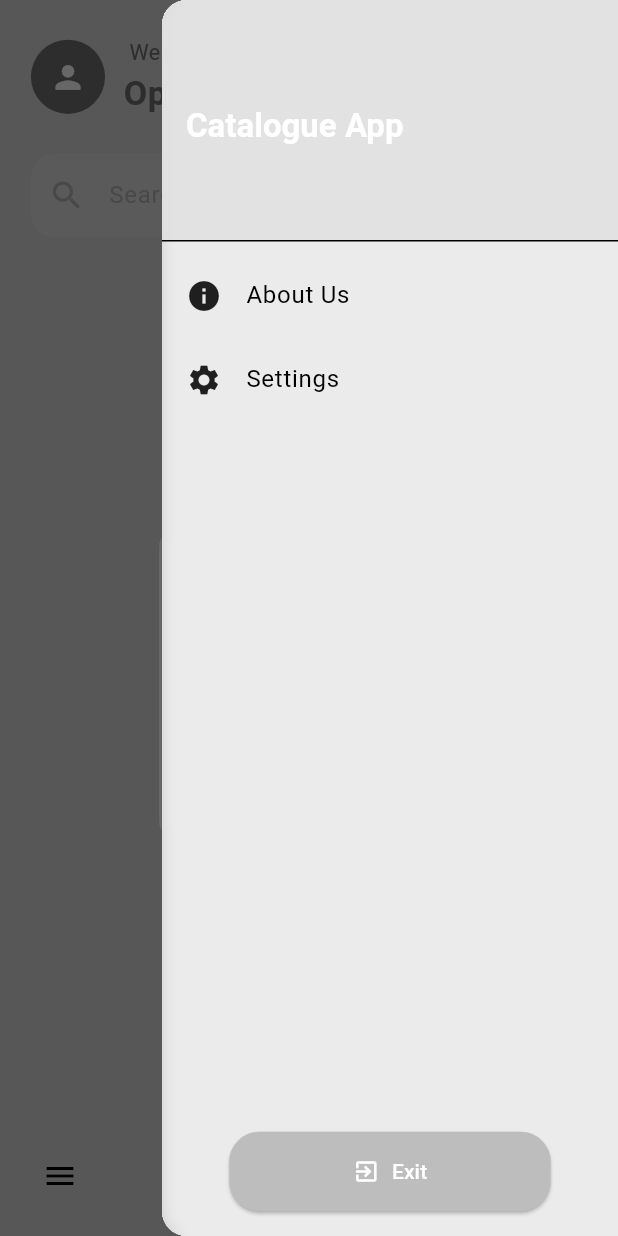
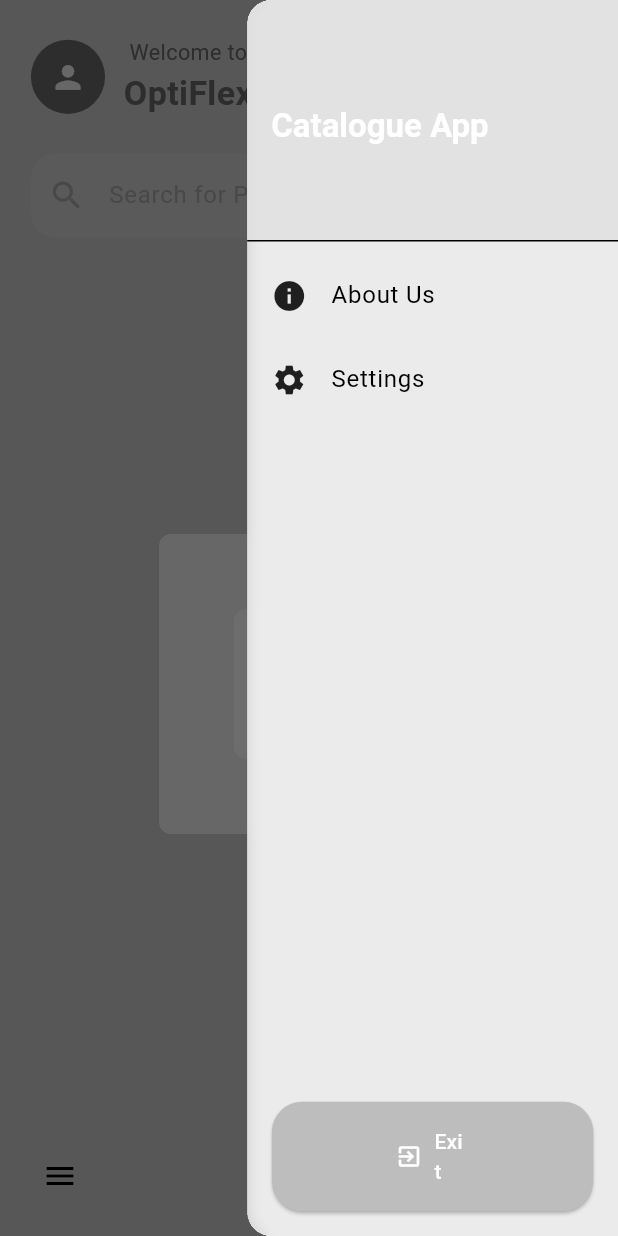
Before and after one commit to zeofr/ShopSift, a Flutter app: the screen it shows after launch, in the side drawer, after a tap on the "menu" icon, on a phone screen of 412 x 824 dp. Run offline on Flutter 3.47's test engine with Material 3 defaults, Android fonts, the phone set to English and light mode, and no system bars; our stand-ins replace hive_flutter; accounts and stored records are empty.

Commit message:
Added dev_dependencies like hive_generator,build:runner,path_provider. Imported path_provider.dart file to main.dart , added FutureBuilder in home and async features ,plus Hive open and close box .Stateless widget of MyApp converted to Stateful widget. Made the width of drawer dynamic to screen resolution but did not fix the drawer open button's size

```diff
--- a/lib/components/custom_drawer.dart
+++ b/lib/components/custom_drawer.dart
@@ -10,6 +10,7 @@ class CustomDrawer extends StatelessWidget {
     final screenWidth = MediaQuery.of(context).size.width;
 
     return Drawer(
+      width: screenWidth*.6,
       child: Stack(
         children: [
           // Blurred background
--- a/lib/main.dart
+++ b/lib/main.dart
@@ -2,6 +2,7 @@
 import 'package:flutter/material.dart';
 import 'package:flutter/services.dart';
 import 'package:hive_flutter/adapters.dart';
+import 'package:path_provider/path_provider.dart' as path_provider;
 
 
 //importing components dart files:
@@ -21,6 +22,7 @@ import 'package:provider/provider.dart';
 
 Future<void> main() async {
   WidgetsFlutterBinding.ensureInitialized(); // Ensure binding is initialized
+  final appDocumentDirectory =await  path_provider.getApplicationDocumentsDirectory;
   await Hive.initFlutter();
   await Hive.openBox('shopping_cart');
   SystemChrome.setPreferredOrientations([
@@ -37,19 +39,29 @@ Future<void> main() async {
 }
 
 
-class MyApp extends StatelessWidget
+class MyApp extends StatefulWidget
 {
   const MyApp({super.key});
 
+  @override
+  State<MyApp> createState() => _MyAppState();
+}
+
+class _MyAppState extends State<MyApp> {
   @override
   Widget build(BuildContext context) {
     return MaterialApp(
       debugShowCheckedModeBanner: false,
       title: 'Catalogue App',
-      initialRoute: '/',
+      //initialRoute: '/',
       theme:Provider.of<ThemeProvider>(context).themeData,
       routes: {
-        '/': (context) => HomePage(),
+        '/homepage': (context) => HomePage(),
+
+
+
+
+
         '/shoppage': (context) => ShoppingPage(),
         '/settings': (context) => SettingsPage(),
         '/account_details': (context) => AccountDetailsPage(),
@@ -59,7 +71,31 @@ class MyApp extends StatelessWidget
         // '/aboutus': (context) => AboutUsPage(),
         // '/intro': (context) => IntroPage(),
 
-      }
+      },
+      home:FutureBuilder(
+        future: Hive.openBox('products'),
+        builder: (BuildContext context,AsyncSnapshot snapshot)
+        {
+          if(snapshot.connectionState == ConnectionState.done)
+          {
+            if(snapshot.hasError) {
+              return Text(snapshot.error.toString());
+            }
+            else {
+              return HomePage();
+            }
+          }
+          else{
+            return Scaffold();
+          }
+        }
+        )
     );
   }
+  @override
+  void dispose(){
+    super.dispose();
+    Hive.close();
+  }
+
 }
--- a/lib/models/product.dart
+++ b/lib/models/product.dart
@@ -1,11 +1,13 @@
 class Product{
   String name;
+  String productId;
   double price;
   String description;
   //String? imagePath;
 
   Product({
     required this.name,
+    required this.productId,
     required  this.price,
     required this.description,
     //required this.imagePath
--- a/lib/pages/home_page.dart
+++ b/lib/pages/home_page.dart
@@ -30,8 +30,8 @@ class HomePage extends StatelessWidget {
       // home: Scaffold
       // (
         backgroundColor: Theme.of(context).colorScheme.surface,
-        appBar: CustomAppBar()//onThemeSwitch:(){ Provider.of<ThemeProvider>(context,listen: false).toggleTheme();}),
-        ,endDrawer: CustomDrawer(),
+        appBar: CustomAppBar(),//onThemeSwitch:(){ Provider.of<ThemeProvider>(context,listen: false).toggleTheme();}),
+        endDrawer: CustomDrawer(),
         bottomNavigationBar: CustomBottomNavBar(centerText: 'Catalogue'),
 
         body:Padding(
--- a/pubspec.yaml
+++ b/pubspec.yaml
@@ -43,6 +43,9 @@ dependencies:
 dev_dependencies:
   flutter_test:
     sdk: flutter
+  hive_generator:
+  build_runner:
+  path_provider: ^2.1.4
 
   # The "flutter_lints" package below contains a set of recommended lints to
   # encourage good coding practices. The lint set provided by the package is
```
Also changed, not shown: lib/models/shop.dart (+4 -4 lines), pubspec.lock.
